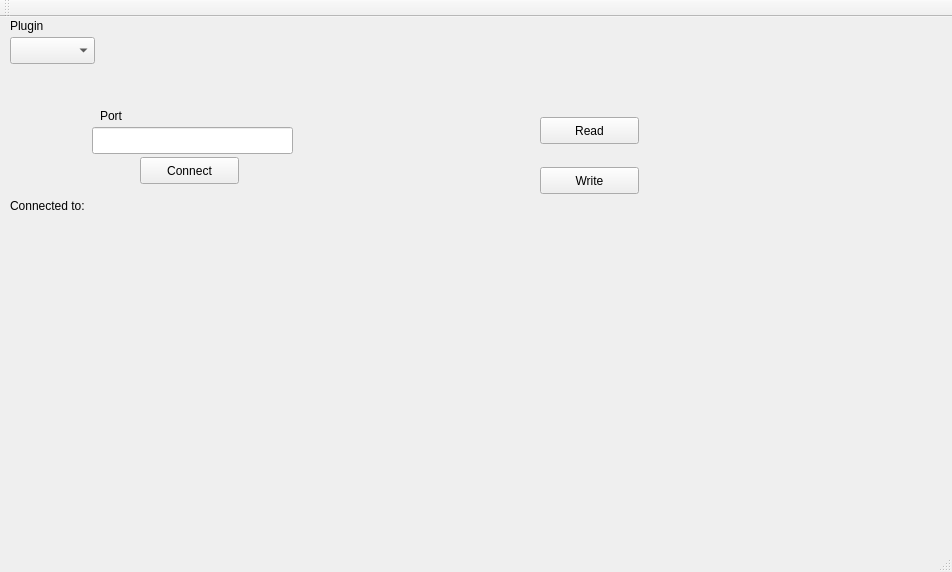
The window that examples/serialbus/modbus/master/mainwindow.ui (qt/qtserialbus) describes before a commit, drawn with Qt 5.
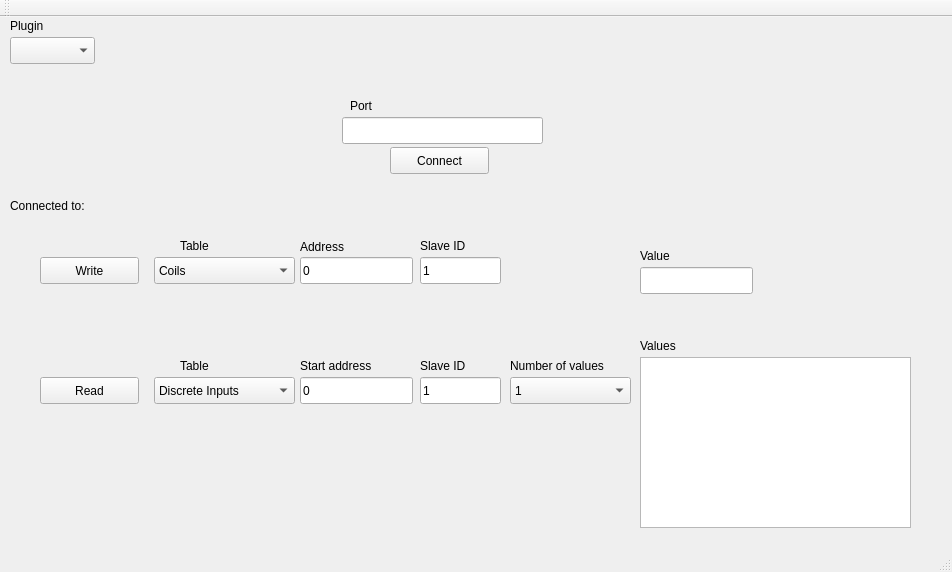
The same window after the commit.

```diff
--- a/examples/serialbus/modbus/master/mainwindow.ui
+++ b/examples/serialbus/modbus/master/mainwindow.ui
@@ -40,8 +40,8 @@
    <widget class="QPushButton" name="pushButton">
     <property name="geometry">
      <rect>
-      <x>140</x>
-      <y>140</y>
+      <x>390</x>
+      <y>130</y>
       <width>99</width>
       <height>27</height>
      </rect>
@@ -56,8 +56,8 @@
    <widget class="QLineEdit" name="portEdit">
     <property name="geometry">
      <rect>
-      <x>92</x>
-      <y>110</y>
+      <x>342</x>
+      <y>100</y>
       <width>201</width>
       <height>27</height>
      </rect>
@@ -66,8 +66,8 @@
    <widget class="QLabel" name="label_2">
     <property name="geometry">
      <rect>
-      <x>100</x>
-      <y>90</y>
+      <x>350</x>
+      <y>80</y>
       <width>67</width>
       <height>17</height>
      </rect>
@@ -92,8 +92,8 @@
    <widget class="QPushButton" name="pushButton_2">
     <property name="geometry">
      <rect>
-      <x>540</x>
-      <y>100</y>
+      <x>40</x>
+      <y>360</y>
       <width>99</width>
       <height>27</height>
      </rect>
@@ -105,8 +105,8 @@
    <widget class="QPushButton" name="writeButton">
     <property name="geometry">
      <rect>
-      <x>540</x>
-      <y>150</y>
+      <x>40</x>
+      <y>240</y>
       <width>99</width>
       <height>27</height>
      </rect>
@@ -115,6 +115,305 @@
      <string>Write</string>
     </property>
    </widget>
+   <widget class="QComboBox" name="writeTable">
+    <property name="geometry">
+     <rect>
+      <x>154</x>
+      <y>240</y>
+      <width>141</width>
+      <height>27</height>
+     </rect>
+    </property>
+    <item>
+     <property name="text">
+      <string>Coils</string>
+     </property>
+    </item>
+    <item>
+     <property name="text">
+      <string>Holding Registers</string>
+     </property>
+    </item>
+   </widget>
+   <widget class="QComboBox" name="readTable">
+    <property name="geometry">
+     <rect>
+      <x>154</x>
+      <y>360</y>
+      <width>141</width>
+      <height>27</height>
+     </rect>
+    </property>
+    <item>
+     <property name="text">
+      <string>Discrete Inputs</string>
+     </property>
+    </item>
+    <item>
+     <property name="text">
+      <string>Coils</string>
+     </property>
+    </item>
+    <item>
+     <property name="text">
+      <string>Input Registers</string>
+     </property>
+    </item>
+    <item>
+     <property name="text">
+      <string>Holding Registers</string>
+     </property>
+    </item>
+   </widget>
+   <widget class="QLineEdit" name="readAddress">
+    <property name="geometry">
+     <rect>
+      <x>300</x>
+      <y>360</y>
+      <width>113</width>
+      <height>27</height>
+     </rect>
+    </property>
+    <property name="text">
+     <string>0</string>
+    </property>
+   </widget>
+   <widget class="QLabel" name="label_3">
+    <property name="geometry">
+     <rect>
+      <x>180</x>
+      <y>340</y>
+      <width>67</width>
+      <height>17</height>
+     </rect>
+    </property>
+    <property name="text">
+     <string>Table</string>
+    </property>
+   </widget>
+   <widget class="QLabel" name="label_4">
+    <property name="geometry">
+     <rect>
+      <x>300</x>
+      <y>340</y>
+      <width>101</width>
+      <height>17</height>
+     </rect>
+    </property>
+    <property name="text">
+     <string>Start address</string>
+    </property>
+   </widget>
+   <widget class="QComboBox" name="readSize">
+    <property name="geometry">
+     <rect>
+      <x>510</x>
+      <y>360</y>
+      <width>121</width>
+      <height>27</height>
+     </rect>
+    </property>
+    <item>
+     <property name="text">
+      <string>1</string>
+     </property>
+    </item>
+    <item>
+     <property name="text">
+      <string>2</string>
+     </property>
+    </item>
+    <item>
+     <property name="text">
+      <string>3</string>
+     </property>
+    </item>
+    <item>
+     <property name="text">
+      <string>4</string>
+     </property>
+    </item>
+    <item>
+     <property name="text">
+      <string>5</string>
+     </property>
+    </item>
+    <item>
+     <property name="text">
+      <string>6</string>
+     </property>
+    </item>
+    <item>
+     <property name="text">
+      <string>7</string>
+     </property>
+    </item>
+    <item>
+     <property name="text">
+      <string>8</string>
+     </property>
+    </item>
+    <item>
+     <property name="text">
+      <string>9</string>
+     </property>
+    </item>
+    <item>
+     <property name="text">
+      <string>10</string>
+     </property>
+    </item>
+   </widget>
+   <widget class="QLabel" name="label_5">
+    <property name="geometry">
+     <rect>
+      <x>510</x>
+      <y>340</y>
+      <width>121</width>
+      <height>17</height>
+     </rect>
+    </property>
+    <property name="text">
+     <string>Number of values</string>
+    </property>
+   </widget>
+   <widget class="QListWidget" name="readValue">
+    <property name="geometry">
+     <rect>
+      <x>640</x>
+      <y>340</y>
+      <width>271</width>
+      <height>171</height>
+     </rect>
+    </property>
+   </widget>
+   <widget class="QLabel" name="label_6">
+    <property name="geometry">
+     <rect>
+      <x>180</x>
+      <y>220</y>
+      <width>67</width>
+      <height>17</height>
+     </rect>
+    </property>
+    <property name="text">
+     <string>Table</string>
+    </property>
+   </widget>
+   <widget class="QLabel" name="label_7">
+    <property name="geometry">
+     <rect>
+      <x>300</x>
+      <y>220</y>
+      <width>71</width>
+      <height>20</height>
+     </rect>
+    </property>
+    <property name="text">
+     <string>Address</string>
+    </property>
+   </widget>
+   <widget class="QLineEdit" name="writeAddress">
+    <property name="geometry">
+     <rect>
+      <x>300</x>
+      <y>240</y>
+      <width>113</width>
+      <height>27</height>
+     </rect>
+    </property>
+    <property name="text">
+     <string>0</string>
+    </property>
+   </widget>
+   <widget class="QLineEdit" name="writeValue">
+    <property name="geometry">
+     <rect>
+      <x>640</x>
+      <y>250</y>
+      <width>113</width>
+      <height>27</height>
+     </rect>
+    </property>
+   </widget>
+   <widget class="QLabel" name="label_8">
+    <property name="geometry">
+     <rect>
+      <x>640</x>
+      <y>230</y>
+      <width>67</width>
+      <height>17</height>
+     </rect>
+    </property>
+    <property name="text">
+     <string>Value</string>
+    </property>
+   </widget>
+   <widget class="QLabel" name="label_9">
+    <property name="geometry">
+     <rect>
+      <x>640</x>
+      <y>320</y>
+      <width>67</width>
+      <height>17</height>
+     </rect>
+    </property>
+    <property name="text">
+     <string>Values</string>
+    </property>
+   </widget>
+   <widget class="QLineEdit" name="writeSlave">
+    <property name="geometry">
+     <rect>
+      <x>420</x>
+      <y>240</y>
+      <width>81</width>
+      <height>27</height>
+     </rect>
+    </property>
+    <property name="text">
+     <string>1</string>
+    </property>
+   </widget>
+   <widget class="QLineEdit" name="readSlave">
+    <property name="geometry">
+     <rect>
+      <x>420</x>
+      <y>360</y>
+      <width>81</width>
+      <height>27</height>
+     </rect>
+    </property>
+    <property name="text">
+     <string>1</string>
+    </property>
+   </widget>
+   <widget class="QLabel" name="label_10">
+    <property name="geometry">
+     <rect>
+      <x>420</x>
+      <y>220</y>
+      <width>67</width>
+      <height>17</height>
+     </rect>
+    </property>
+    <property name="text">
+     <string>Slave ID</string>
+    </property>
+   </widget>
+   <widget class="QLabel" name="label_11">
+    <property name="geometry">
+     <rect>
+      <x>420</x>
+      <y>340</y>
+      <width>67</width>
+      <height>17</height>
+     </rect>
+    </property>
+    <property name="text">
+     <string>Slave ID</string>
+    </property>
+   </widget>
   </widget>
   <widget class="QMenuBar" name="menuBar">
    <property name="geometry">
```
Left out of the diff: 2 changed lines with no effect on the pictures.
